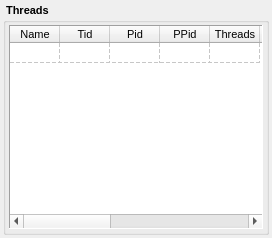
Qt form Homer/forms/Widgets/OverviewThreadsWidget.ui (Homer-Conferencing/Homer-Conferencing) before a commit.
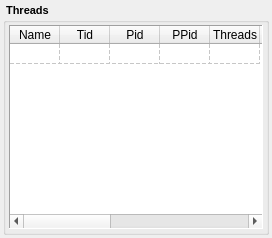
The same form after that commit.

```diff
--- a/Homer/forms/Widgets/OverviewThreadsWidget.ui
+++ b/Homer/forms/Widgets/OverviewThreadsWidget.ui
@@ -62,7 +62,7 @@
          </property>
          <property name="font">
           <font>
-           <pointsize>8</pointsize>
+           <pointsize>9</pointsize>
            <weight>50</weight>
            <bold>false</bold>
           </font>
```
